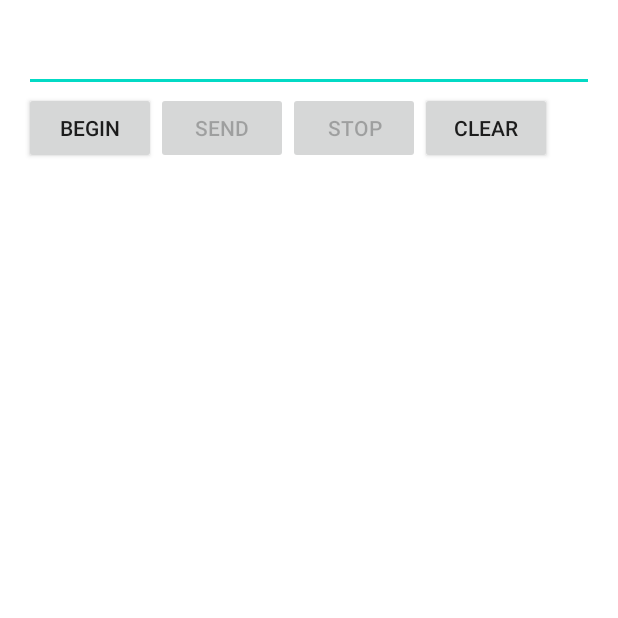
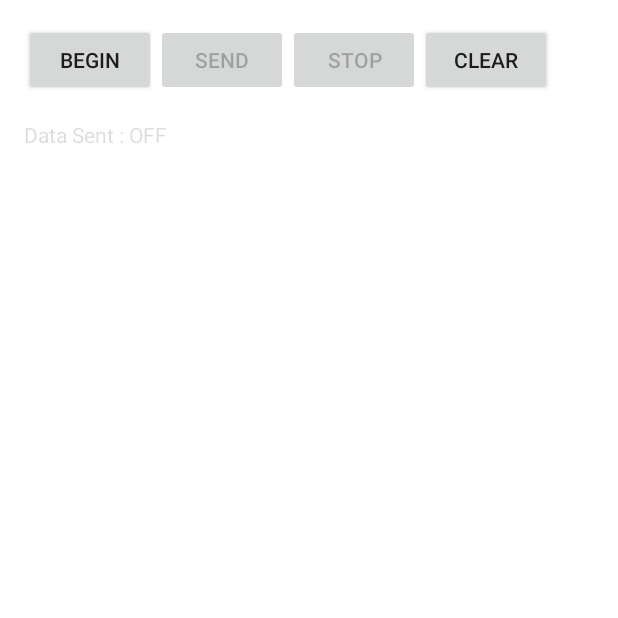
Before and after one commit to isheikh8492/Teensy-Android-LED-Converter, an Android app: the screen it shows after launch (MainActivity), after a tap on "CLEAR", on a phone screen of 412 x 824 dp, the top half of it. Run offline under Robolectric (Android 15) with nearby library versions, the phone set to English and light mode, and no system bars; libraries missing offline, so code that uses them is left out: com.felhr.usbserial; 1 statement that could not run was skipped.

Commit message:
layout prep

```diff
--- a/app/src/main/java/com/example/arduinoandroidled/MainActivity.java
+++ b/app/src/main/java/com/example/arduinoandroidled/MainActivity.java
@@ -27,7 +27,6 @@ public class MainActivity extends Activity {
     public final String ACTION_USB_PERMISSION = "com.example.arduinoandroidled.USB_PERMISSION";
     Button startButton, sendButton, clearButton, stopButton;
     TextView textView;
-    EditText editText;
     UsbManager usbManager;
     UsbDevice device;
     UsbSerialDevice serialPort;
@@ -96,7 +95,6 @@ public class MainActivity extends Activity {
         sendButton = (Button) findViewById(R.id.buttonSend);
         clearButton = (Button) findViewById(R.id.buttonClear);
         stopButton = (Button) findViewById(R.id.buttonStop);
-        editText = (EditText) findViewById(R.id.editText);
         textView = (TextView) findViewById(R.id.textView);
         setUiEnabled(false);
         IntentFilter filter = new IntentFilter();
@@ -143,10 +141,10 @@ public class MainActivity extends Activity {
     }
 
     public void onClickSend(View view) {
-        String string = editText.getText().toString();
+//        String string = editText.getText().toString();
+        String string = "ON".toString();
         serialPort.write(string.getBytes());
         tvAppend(textView, "\nData Sent : " + string + "\n");
-        editText.setText("");
 
     }
 
@@ -158,7 +156,10 @@ public class MainActivity extends Activity {
     }
 
     public void onClickClear(View view) {
-        textView.setText(" ");
+        String string = "OFF".toString();
+        serialPort.write(string.getBytes());
+        tvAppend(textView, "\nData Sent : " + string + "\n");
+
     }
 
     private void tvAppend(TextView tv, CharSequence text) {
--- a/app/src/main/res/layout/activity_main.xml
+++ b/app/src/main/res/layout/activity_main.xml
@@ -5,22 +5,12 @@
     android:paddingTop="@dimen/activity_vertical_margin"
     android:paddingBottom="@dimen/activity_vertical_margin" tools:context=".MainActivity">
 
-    <EditText
-        android:layout_width="wrap_content"
-        android:layout_height="wrap_content"
-        android:id="@+id/editText"
-        android:layout_alignParentTop="true"
-        android:layout_alignParentRight="true"
-        android:layout_alignParentEnd="true"
-        android:layout_alignParentLeft="true"
-        android:layout_alignParentStart="true" />
 
     <Button
         android:layout_width="wrap_content"
         android:layout_height="wrap_content"
         android:text="Begin"
         android:id="@+id/buttonStart"
-        android:layout_below="@+id/editText"
         android:layout_alignParentLeft="true"
         android:layout_alignParentStart="true"
         android:onClick="onClickStart"/>
@@ -31,7 +21,6 @@
         android:text="Send"
         android:id="@+id/buttonSend"
         android:onClick="onClickSend"
-        android:layout_below="@+id/editText"
         android:layout_toRightOf="@+id/buttonStart"
         android:layout_toEndOf="@+id/buttonStart" />
 
@@ -42,8 +31,6 @@
         android:layout_below="@+id/buttonSend"
         android:layout_alignParentLeft="true"
         android:layout_alignParentStart="true"
-        android:layout_alignRight="@+id/editText"
-        android:layout_alignEnd="@+id/editText"
         android:layout_alignParentBottom="true" />
 
     <Button
@@ -51,7 +38,6 @@
         android:layout_height="wrap_content"
         android:text="Stop"
         android:id="@+id/buttonStop"
-        android:layout_below="@+id/editText"
         android:layout_toRightOf="@+id/buttonSend"
         android:layout_toEndOf="@+id/buttonSend"
         android:onClick="onClickStop"/>
@@ -61,7 +47,6 @@
         android:layout_height="wrap_content"
         android:text="Clear"
         android:id="@+id/buttonClear"
-        android:layout_below="@+id/editText"
         android:layout_toRightOf="@+id/buttonStop"
         android:layout_toEndOf="@+id/buttonStop"
         android:onClick="onClickClear"/>
```
